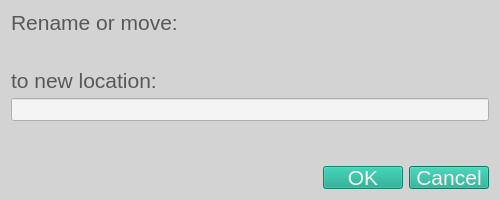
Old version of the form ibridgesgui/ui_files/renameItem.ui in the repository iBridges-for-iRODS/iBridges-GUI.
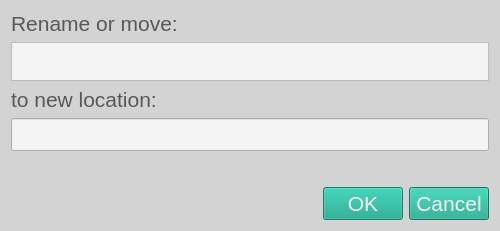
New version of the form.

Commit message: Formatting of popup wdigets for create coll and rename

Diff of the .ui file:
```diff
--- a/ibridgesgui/ui_files/renameItem.ui
+++ b/ibridgesgui/ui_files/renameItem.ui
@@ -7,7 +7,7 @@
     <x>0</x>
     <y>0</y>
     <width>500</width>
-    <height>200</height>
+    <height>231</height>
    </rect>
   </property>
   <property name="minimumSize">
@@ -19,7 +19,7 @@
   <property name="maximumSize">
    <size>
     <width>500</width>
-    <height>200</height>
+    <height>300</height>
    </size>
   </property>
   <property name="windowTitle">
@@ -72,15 +72,7 @@
     </widget>
    </item>
    <item>
-    <layout class="QHBoxLayout" name="horizontalLayout">
-     <item>
-      <widget class="QLabel" name="item_path_label">
-       <property name="text">
-        <string/>
-       </property>
-      </widget>
-     </item>
-    </layout>
+    <widget class="QTextBrowser" name="item_path_label"/>
    </item>
    <item>
     <widget class="QLabel" name="label_2">
@@ -102,22 +94,6 @@
      </property>
     </widget>
    </item>
-   <item>
-    <spacer name="verticalSpacer">
-     <property name="orientation">
-      <enum>Qt::Vertical</enum>
-     </property>
-     <property name="sizeType">
-      <enum>QSizePolicy::Minimum</enum>
-     </property>
-     <property name="sizeHint" stdset="0">
-      <size>
-       <width>20</width>
-       <height>10</height>
-      </size>
-     </property>
-    </spacer>
-   </item>
    <item>
     <widget class="QDialogButtonBox" name="buttonBox">
      <property name="orientation">
```
The commit also changes 3 other files.
